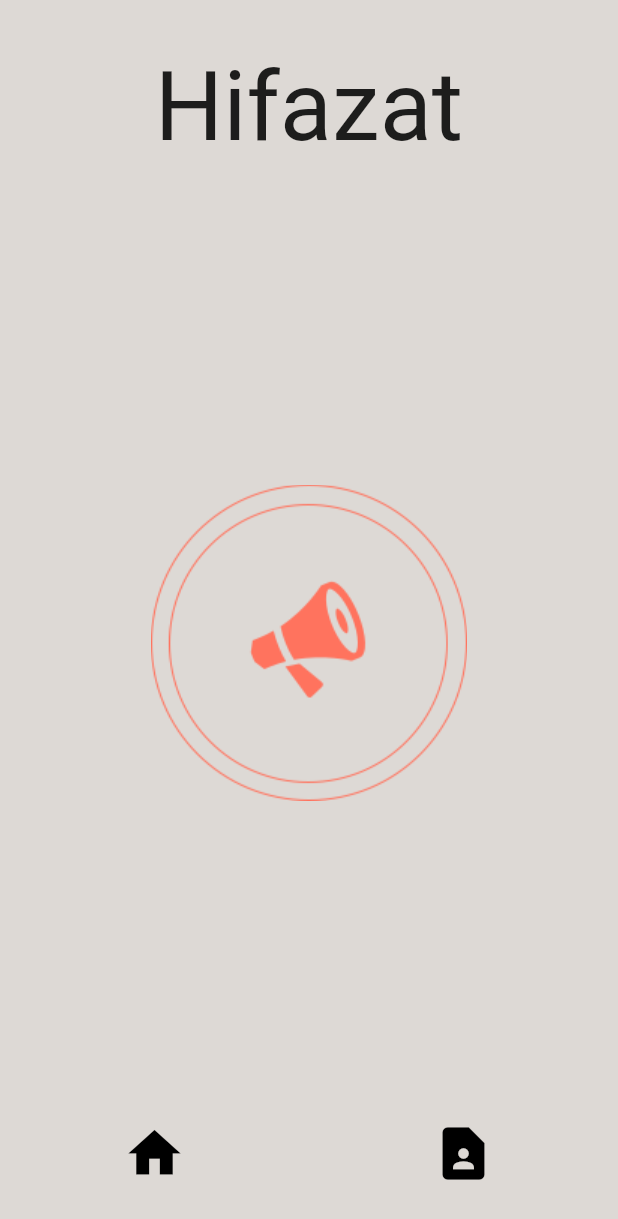
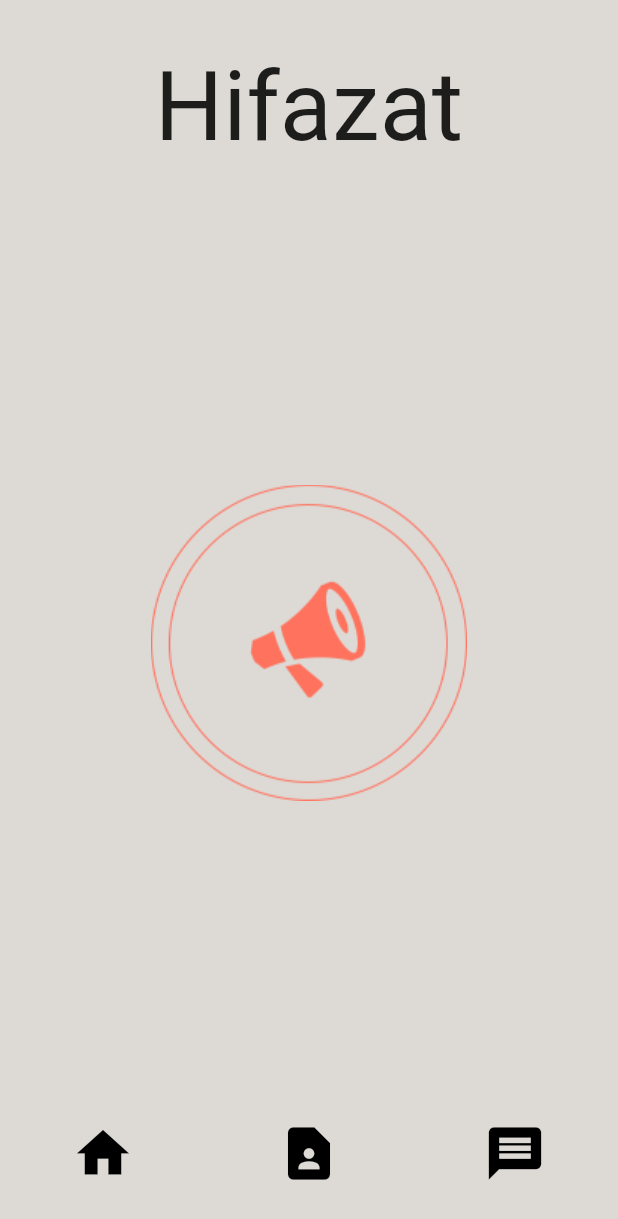
Before and after one commit to ritikrajdev/hifazat, a Flutter app: the screen it shows after launch, after a tap on the "home" icon, on a phone screen of 412 x 824 dp. Shown: the top 1219 px of the screen. Run offline on Flutter 3.47's test engine with Material 2 defaults, Android fonts, the phone set to English and light mode, and no system bars; our stand-ins replace fluttertoast, geolocator, google_fonts, permission_handler, random_string, vibration; missing offline and left inert: flutter_sms, fluttercontactpicker, record.

Commit message:
toat addition and extra physical button addition

```diff
--- a/lib/components/hifazat_scaffold.dart
+++ b/lib/components/hifazat_scaffold.dart
@@ -1,9 +1,11 @@
 import 'package:flutter/material.dart';
+import 'package:fluttertoast/fluttertoast.dart';
 import 'package:google_fonts/google_fonts.dart';
 import 'package:hifazat/constants/colors.dart';
 import 'package:hifazat/constants/general.dart';
 import 'package:hifazat/pages/contacts_page.dart';
 import 'package:hifazat/pages/home_page.dart';
+import 'package:hifazat/utils/send_message_to_trusted_contacts.dart';
 
 class HifazatScaffold extends StatelessWidget {
   final Widget child;
@@ -56,6 +58,17 @@ class HifazatScaffold extends StatelessWidget {
                             builder: (context) => const ContactsPage()));
                   },
                 ),
+
+                GestureDetector(
+                  child: const Icon(
+                    Icons.message,
+                    color: kInactiveColor,
+                    size: 42,
+                  ),
+                  onTap: () {
+                    sendMessageToTrustedContacts();
+                  },
+                ),
               ],
             ),
           )
--- a/lib/hifazat.dart
+++ b/lib/hifazat.dart
@@ -1,6 +1,7 @@
 import 'package:flutter/material.dart';
 import 'package:hifazat/constants/general.dart';
 import 'package:hifazat/pages/home_page.dart';
+import 'package:permission_handler/permission_handler.dart';
 
 class Hifazat extends StatelessWidget {
   const Hifazat({super.key});
--- a/lib/utils/send_message_to_trusted_contacts.dart
+++ b/lib/utils/send_message_to_trusted_contacts.dart
@@ -1,11 +1,15 @@
 import 'dart:io';
 
+import 'package:flutter/material.dart';
 import 'package:flutter/services.dart';
 import 'package:flutter_sms/flutter_sms.dart';
+import 'package:fluttertoast/fluttertoast.dart';
 import 'package:hifazat/globals.dart';
 import 'package:hifazat/utils/location.dart';
 import 'package:permission_handler/permission_handler.dart';
 import 'package:geolocator/geolocator.dart';
+import 'package:vibration/vibration.dart';
+
 
 void _sendSMS(String message, List<String> recipents) async {
   String _result = await sendSMS(
@@ -37,4 +41,13 @@ void sendMessageToTrustedContacts() async {
       _sendSMS(message, [phnNumber.number!]);
     }
   }
+
+  var hasVibrator = await Vibration.hasVibrator();
+  if (hasVibrator ?? false) {
+    Vibration.vibrate(pattern: [500, 500, 500, 500]);
+  }
+  Fluttertoast.showToast(
+      msg: "Sent SMS !",
+      toastLength: Toast.LENGTH_SHORT,
+  );
 }
--- a/lib/utils/web_util.dart
+++ b/lib/utils/web_util.dart
@@ -9,7 +9,7 @@ Future<bool> isScream(filePath) async {
 
   File file = File(filePath);
   print(file.lengthSync());
-  var uri = 'http://336a-34-70-173-120.ngrok.io';
+  var uri = 'http://15.207.114.117/';
   var request = MultipartRequest('POST', Uri.parse(uri));
   request.files.add(MultipartFile(
     'file',
@@ -20,6 +20,7 @@ Future<bool> isScream(filePath) async {
 
   var response = await request.send();
   final res = jsonDecode(await response.stream.bytesToString());
+  print(res);
 
   return res['scream'];
 }
--- a/pubspec.yaml
+++ b/pubspec.yaml
@@ -45,6 +45,7 @@ dependencies:
   record: ^4.4.3
   random_string: ^2.3.1
   vibration: ^1.7.6
+  fluttertoast: ^8.1.2
 
 dev_dependencies:
   flutter_test:
```
Also changed, not shown: lib/utils/recorder_utility.dart (+2 -7 lines), pubspec.lock, 1 other file.
